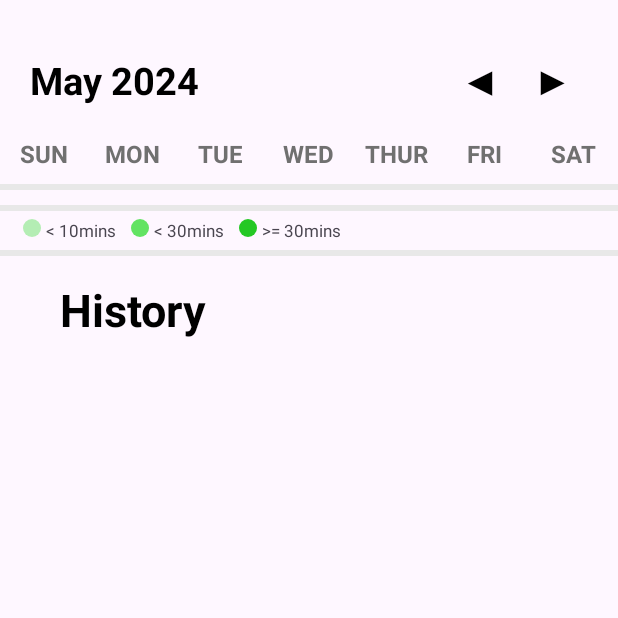
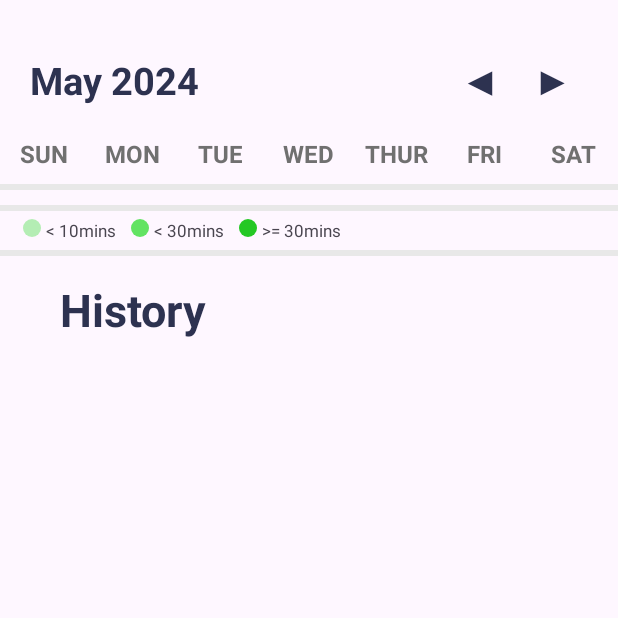
Before and after one commit to Liojn/MAD24_P01_Team1, an Android app: the screen it shows after launch (CalendarActivity), on a phone screen of 412 x 824 dp, the top half of it. Run offline under Robolectric (Android 15) with nearby library versions, the phone set to English and light mode, and no system bars; our stand-ins replace Firebase (no records; nobody signed in at launch, a user with empty details on screens opened directly); 1 statement that could not run was skipped.

Commit message:
Change text colour

```diff
--- a/app/src/main/res/layout/activity_calendar.xml
+++ b/app/src/main/res/layout/activity_calendar.xml
@@ -31,7 +31,7 @@
                 android:text="Feb 2021"
                 android:textSize="25sp"
                 android:textStyle="bold"
-                android:textColor="@color/black"/>
+                android:textColor="#2D3250"/>
 
             <Button
                 android:layout_width="48dp"
@@ -39,7 +39,7 @@
                 android:padding="0dp"
                 android:background="@android:color/transparent"
                 android:text="◀"
-                android:textColor="@color/black"
+                android:textColor="#2D3250"
                 android:textStyle="bold"
                 android:onClick="previousMonthAction"
                 android:textSize="25sp"/>
@@ -50,7 +50,7 @@
                 android:padding="0dp"
                 android:background="@android:color/transparent"
                 android:text="▶"
-                android:textColor="@color/black"
+                android:textColor="#2D3250"
                 android:textStyle="bold"
                 android:onClick="nextMonthAction"
                 android:textSize="25sp"/>
@@ -218,7 +218,7 @@
         android:layout_marginStart="40dp"
         android:layout_marginTop="15dp"
         android:text="History"
-        android:textColor="@color/black"
+        android:textColor="#2D3250"
         android:textStyle="bold"
         android:textSize="30sp"
         app:layout_constraintTop_toBottomOf="@+id/calendar"
```
